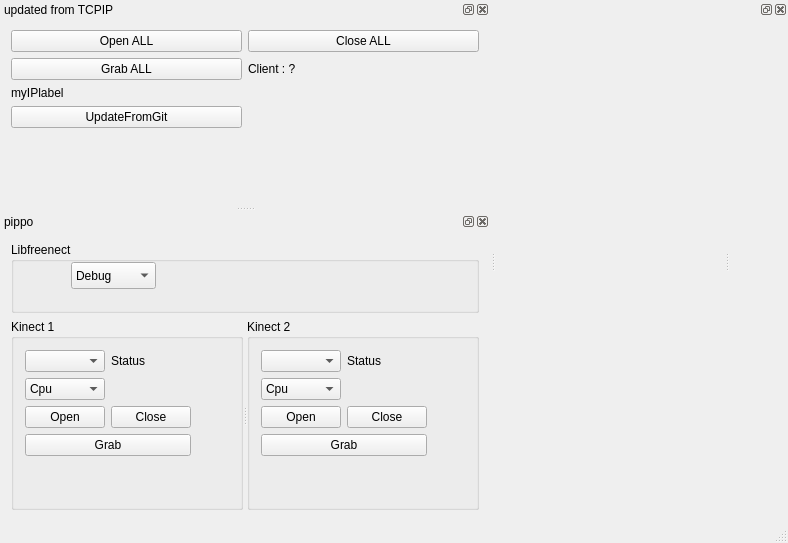
First picture: the form in src/ServerWindow.ui, repository SilvioGiancola/Kinect2TCPIP, before the edit.
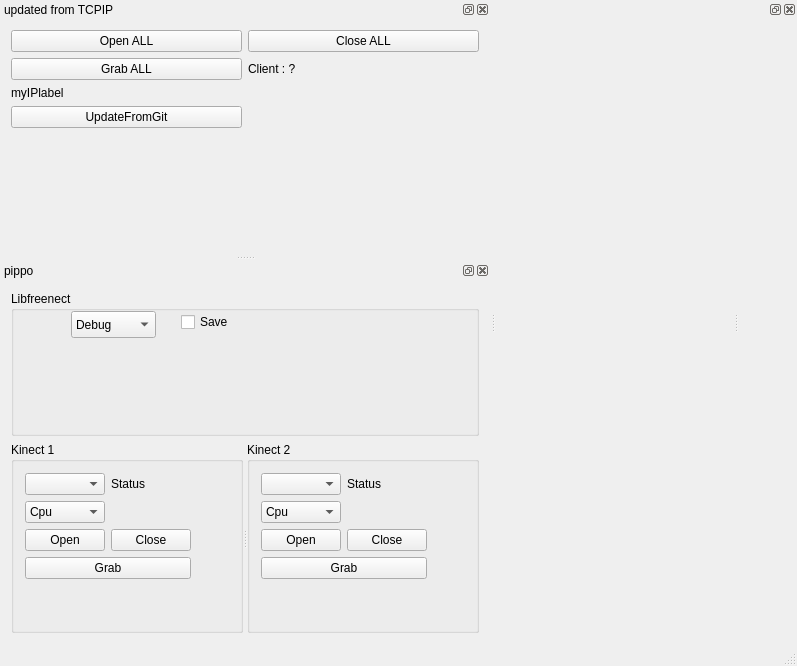
Second picture: the form after the edit. Custom widgets are drawn as their Qt base class.

The edit to the form file:
```diff
--- a/src/ServerWindow.ui
+++ b/src/ServerWindow.ui
@@ -6,8 +6,8 @@
    <rect>
     <x>0</x>
     <y>0</y>
-    <width>788</width>
-    <height>543</height>
+    <width>797</width>
+    <height>666</height>
    </rect>
   </property>
   <property name="windowTitle">
@@ -356,6 +356,19 @@
          </property>
         </item>
        </widget>
+       <widget class="QCheckBox" name="checkBox_save">
+        <property name="geometry">
+         <rect>
+          <x>170</x>
+          <y>20</y>
+          <width>85</width>
+          <height>22</height>
+         </rect>
+        </property>
+        <property name="text">
+         <string>Save</string>
+        </property>
+       </widget>
       </widget>
      </item>
     </layout>
```
Left out of the diff: 62 changed lines with no effect on the pictures.
